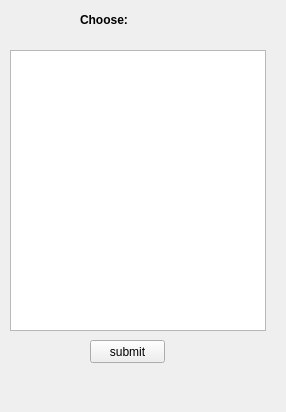
The window that skills_form.ui (ericmullally/dnd_tracker) describes before a commit, drawn with Qt 5.
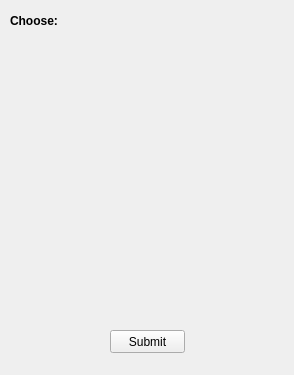
The same window after the commit.

```diff
--- a/skills_form.ui
+++ b/skills_form.ui
@@ -6,8 +6,8 @@
    <rect>
     <x>0</x>
     <y>0</y>
-    <width>286</width>
-    <height>412</height>
+    <width>294</width>
+    <height>375</height>
    </rect>
   </property>
   <property name="windowTitle">
@@ -16,25 +16,31 @@
   <widget class="QPushButton" name="submit_button">
    <property name="geometry">
     <rect>
-     <x>90</x>
-     <y>340</y>
+     <x>110</x>
+     <y>330</y>
      <width>75</width>
      <height>23</height>
     </rect>
    </property>
    <property name="text">
-    <string>submit</string>
+    <string>Submit</string>
    </property>
   </widget>
   <widget class="QLabel" name="choices_label">
    <property name="geometry">
     <rect>
-     <x>80</x>
+     <x>10</x>
      <y>10</y>
-     <width>71</width>
-     <height>20</height>
+     <width>261</width>
+     <height>21</height>
     </rect>
    </property>
+   <property name="sizePolicy">
+    <sizepolicy hsizetype="Maximum" vsizetype="Maximum">
+     <horstretch>0</horstretch>
+     <verstretch>0</verstretch>
+    </sizepolicy>
+   </property>
    <property name="font">
     <font>
      <weight>75</weight>
@@ -42,18 +48,28 @@
     </font>
    </property>
    <property name="text">
-    <string>Choose:</string>
+    <string>Choose:  </string>
+   </property>
+   <property name="scaledContents">
+    <bool>false</bool>
+   </property>
+   <property name="wordWrap">
+    <bool>true</bool>
+   </property>
+   <property name="margin">
+    <number>0</number>
    </property>
   </widget>
-  <widget class="QListWidget" name="skills_list">
+  <widget class="QWidget" name="verticalLayoutWidget">
    <property name="geometry">
     <rect>
      <x>10</x>
-     <y>50</y>
-     <width>256</width>
-     <height>281</height>
+     <y>80</y>
+     <width>261</width>
+     <height>231</height>
     </rect>
    </property>
+   <layout class="QVBoxLayout" name="skills_layout"/>
   </widget>
  </widget>
  <resources/>
```
